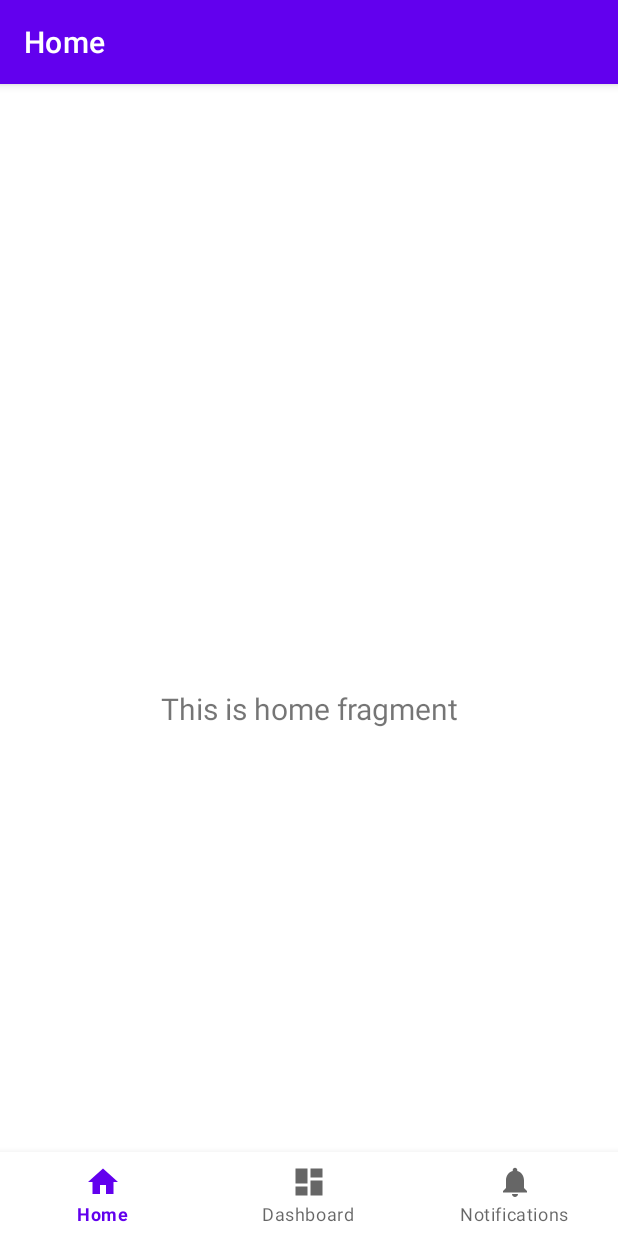
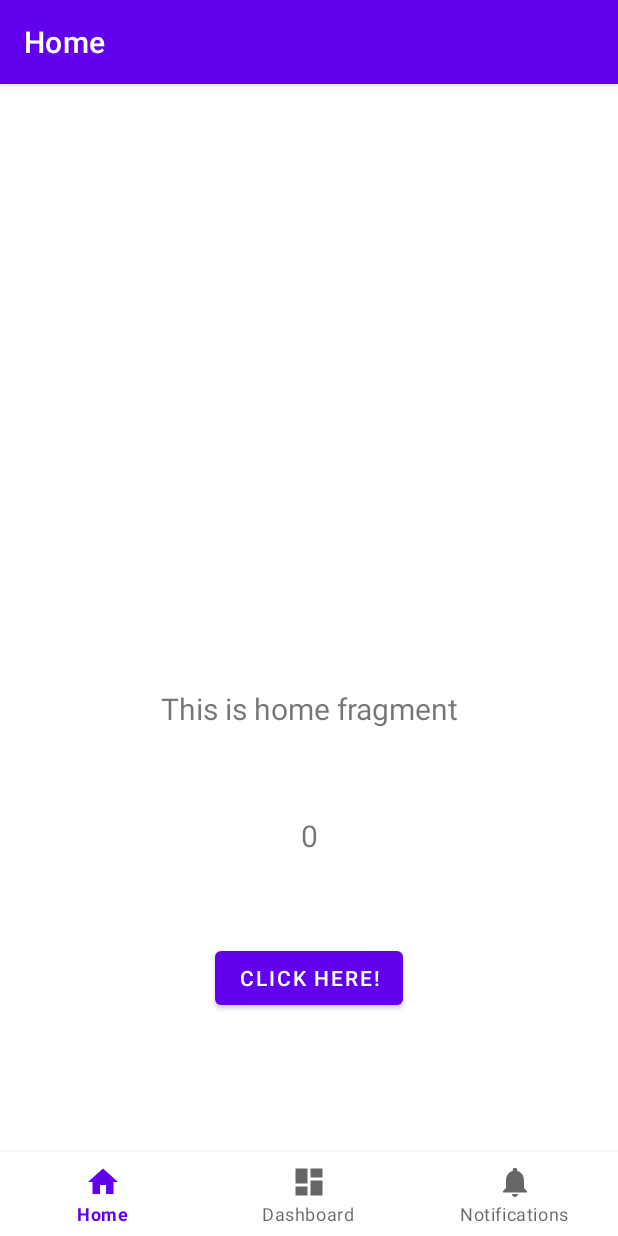
Before and after one commit to VERTIGOJACK/mobileapps2androidlab1, an Android app: the screen it shows after launch (MainActivity), on a phone screen of 412 x 824 dp. Run offline under Robolectric (Android 15) with nearby library versions, the phone set to English and light mode, and no system bars; our stand-ins replace navigation-ui.

Commit message:
Implemented observer pattern with Livedata, now can click button and update text

```diff
--- a/app/build.gradle
+++ b/app/build.gradle
@@ -48,6 +48,8 @@ dependencies {
     implementation 'androidx.constraintlayout:constraintlayout:2.1.4'
     implementation 'androidx.lifecycle:lifecycle-livedata-ktx:2.6.1'
     implementation 'androidx.lifecycle:lifecycle-viewmodel-ktx:2.6.1'
+    implementation 'androidx.lifecycle:lifecycle-extensions:2.1.0'
+    implementation 'androidx.lifecycle:lifecycle-viewmodel:2.1.0'
     implementation 'androidx.navigation:navigation-fragment:2.5.3'
     implementation 'androidx.navigation:navigation-ui:2.5.3'
     testImplementation 'junit:junit:4.13.2'
--- a/app/src/main/java/se/vertigodigital/mobileapps2lab1/ui/home/HomeFragment.java
+++ b/app/src/main/java/se/vertigodigital/mobileapps2lab1/ui/home/HomeFragment.java
@@ -7,25 +7,64 @@ import android.view.ViewGroup;
 import android.widget.TextView;
 
 import androidx.annotation.NonNull;
+import androidx.annotation.Nullable;
 import androidx.fragment.app.Fragment;
+import androidx.lifecycle.Observer;
 import androidx.lifecycle.ViewModelProvider;
 
 import se.vertigodigital.mobileapps2lab1.databinding.FragmentHomeBinding;
 
 public class HomeFragment extends Fragment {
 
+    //generated class for data binding
     private FragmentHomeBinding binding;
 
+    // override of onCreateview
+    // Android framework automatically passes valid layoutinflater viewgroup and savedinstance.
+    //since fragments are meant to be used inside of different activities,
+    // this kind of setup ensures that the fragment gets initialized with the proper context.
+    @Override
     public View onCreateView(@NonNull LayoutInflater inflater,
                              ViewGroup container, Bundle savedInstanceState) {
+        // instantiate a viewmodel for the fragment, with the fragment as owner
+        // pass a reference to the class object of HomviewModel inside of get method.
         HomeViewModel homeViewModel =
                 new ViewModelProvider(this).get(HomeViewModel.class);
 
+        //get a new binding
+        // this is where the inflater and container gets used
+        //we also make a reference to the root view of the binding variable
         binding = FragmentHomeBinding.inflate(inflater, container, false);
         View root = binding.getRoot();
 
+        // a non changing reference to the textview of the binding variable
+        // this seems to be a declaration of the initial value only
         final TextView textView = binding.textHome;
+        final TextView textHomeCounter = binding.textHomeCounter;
+
+        // reference to the viewmodel, getText is a method defined inside the viewmodel (it could be called anything);
+        // then we declare that we want to observe for changes on the gettext, for the duration of the fragments lifecycle.
+        //when a change is observed, settext will be called on the tewtview object.
+        //textview recieves the new data from gettext implicitly.
         homeViewModel.getText().observe(getViewLifecycleOwner(), textView::setText);
+
+        // Create the observer which updates the UI.
+        final Observer<Integer> intObserver = new Observer<Integer>() {
+            @Override
+            public void onChanged(@Nullable final Integer integValue) {
+                // Update the UI, in this case, a TextView.
+                textHomeCounter.setText(integValue.toString());
+            }
+        };
+
+        homeViewModel.getInt().observe(getViewLifecycleOwner(), intObserver);
+
+
+        //new clicklistener for home button
+        binding.buttonHome.setOnClickListener(view ->{
+            homeViewModel.increaseNumber();
+        }) ;
+
         return root;
     }
 
@@ -34,4 +73,6 @@ public class HomeFragment extends Fragment {
         super.onDestroyView();
         binding = null;
     }
+
+
 }
--- a/app/src/main/java/se/vertigodigital/mobileapps2lab1/ui/home/HomeViewModel.java
+++ b/app/src/main/java/se/vertigodigital/mobileapps2lab1/ui/home/HomeViewModel.java
@@ -4,16 +4,33 @@ import androidx.lifecycle.LiveData;
 import androidx.lifecycle.MutableLiveData;
 import androidx.lifecycle.ViewModel;
 
+import org.json.JSONObject;
+
 public class HomeViewModel extends ViewModel {
 
     private final MutableLiveData<String> mText;
+    private final MutableLiveData<Integer> mInt;
 
     public HomeViewModel() {
+
         mText = new MutableLiveData<>();
         mText.setValue("This is home fragment");
+
+        mInt = new MutableLiveData<>();
+        mInt.setValue(0);
+
     }
 
     public LiveData<String> getText() {
         return mText;
     }
+    //
+    public LiveData<Integer> getInt() {
+        return mInt;
+    }
+
+    //increase the integer
+    public void increaseNumber(){
+        mInt.setValue(mInt.getValue()+1);
+    }
 }
--- a/app/src/main/res/layout/fragment_home.xml
+++ b/app/src/main/res/layout/fragment_home.xml
@@ -19,4 +19,28 @@
         app:layout_constraintEnd_toEndOf="parent"
         app:layout_constraintStart_toStartOf="parent"
         app:layout_constraintTop_toTopOf="parent" />
+
+    <TextView
+        android:id="@+id/text_home_counter"
+        android:layout_width="match_parent"
+        android:layout_height="wrap_content"
+        android:layout_marginStart="8dp"
+        android:layout_marginEnd="8dp"
+        android:textAlignment="center"
+        android:textSize="20sp"
+        app:layout_constraintBottom_toTopOf="@+id/button_home"
+        app:layout_constraintEnd_toEndOf="parent"
+        app:layout_constraintStart_toStartOf="parent"
+        app:layout_constraintTop_toBottomOf="@+id/text_home" />
+
+    <Button
+        android:id="@+id/button_home"
+        android:layout_width="wrap_content"
+        android:layout_height="wrap_content"
+        android:text="@string/button_clickme"
+        app:layout_constraintBottom_toBottomOf="parent"
+        app:layout_constraintEnd_toEndOf="parent"
+        app:layout_constraintStart_toStartOf="parent"
+        app:layout_constraintTop_toBottomOf="@+id/text_home"
+        app:layout_constraintVertical_bias="0.49" />
 </androidx.constraintlayout.widget.ConstraintLayout>
--- a/app/src/main/res/values/strings.xml
+++ b/app/src/main/res/values/strings.xml
@@ -3,4 +3,5 @@
     <string name="title_home">Home</string>
     <string name="title_dashboard">Dashboard</string>
     <string name="title_notifications">Notifications</string>
+    <string name="button_clickme">Click here!</string>
 </resources>
```
